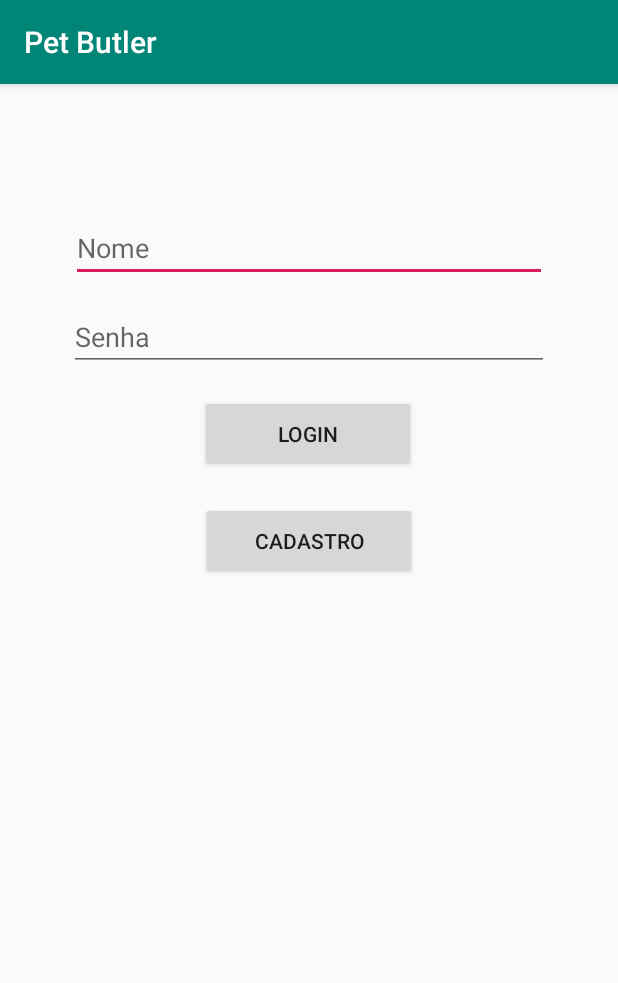
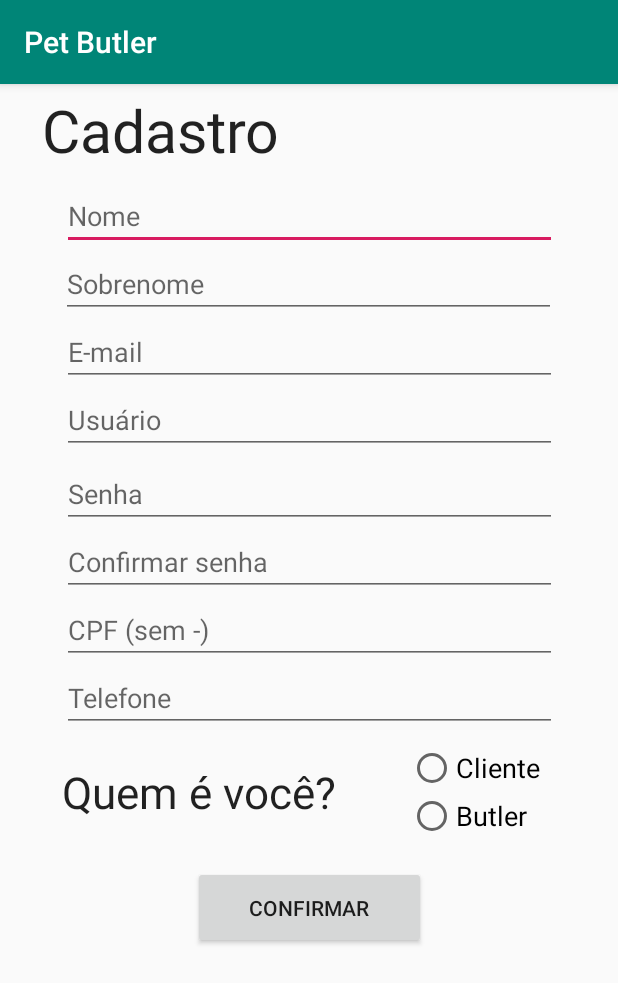
Before and after one commit to lucas-medeiros/PetButler, an Android app: the screen it shows after launch (MainActivity before the commit, CadastroActivity after it), after a tap on "CADASTRO", on a phone screen of 412 x 824 dp. Shown: the top 983 px of the screen. Run offline under Robolectric (Android 15) with nearby library versions, the phone set to English and light mode, and no system bars.

Commit message:
Tela de cadastro Interface Comparar se os campos obrigatórios estão vazios Comparar se senha != confirmar senha

```diff
--- a/app/src/main/AndroidManifest.xml
+++ b/app/src/main/AndroidManifest.xml
@@ -9,6 +9,7 @@
         android:roundIcon="@mipmap/ic_launcher_round"
         android:supportsRtl="true"
         android:theme="@style/AppTheme">
+        <activity android:name=".CadastroActivity"></activity>
         <activity android:name=".MainActivity">
             <intent-filter>
                 <action android:name="android.intent.action.MAIN" />
--- /dev/null
+++ b/app/src/main/java/com/example/petbutler/CadastroActivity.java
@@ -0,0 +1,60 @@
+package com.example.petbutler;
+
+import android.content.Context;
+import android.support.v7.app.AppCompatActivity;
+import android.os.Bundle;
+import android.view.View;
+import android.widget.Button;
+import android.widget.EditText;
+import android.widget.RadioButton;
+import android.widget.RadioGroup;
+import android.widget.TextView;
+import android.widget.Toast;
+
+public class CadastroActivity extends AppCompatActivity {
+
+    @Override
+    protected void onCreate(Bundle savedInstanceState) {
+        super.onCreate(savedInstanceState);
+        setContentView(R.layout.activity_cadastro);
+
+        final EditText etNome = (EditText) findViewById(R.id.et_nome);
+        final EditText etSobrenome = (EditText) findViewById(R.id.et_sobrenome);
+        final EditText etEmail = (EditText) findViewById(R.id.et_email);
+        final EditText etUsuario = (EditText) findViewById(R.id.et_usuario);
+        final EditText etSenha = (EditText) findViewById(R.id.et_senha);
+        final EditText etConfirmaSenha = (EditText) findViewById(R.id.et_confirmasenha);
+        final EditText etCPF = (EditText) findViewById(R.id.et_CPF);
+        final EditText etTelefone = (EditText) findViewById(R.id.et_telefone);
+        final Button bConfirmar = (Button) findViewById(R.id.button_Confirmar);
+        final TextView tvCadastro = (TextView) findViewById(R.id.textView_cadastro);
+        final TextView tvWho = (TextView) findViewById(R.id.tv_who);
+        final RadioGroup radioGroup = (RadioGroup) findViewById(R.id.radioGroup);
+        final RadioButton radioButton_Cliente = (RadioButton) findViewById(R.id.radioButton_Cliente);
+        final RadioButton radioButton_Butler = (RadioButton) findViewById(R.id.radioButton_Butler);
+
+
+
+        bConfirmar.setOnClickListener(new View.OnClickListener() {
+            @Override
+            public void onClick(View view) {
+                    if(etSenha.getText().toString().compareTo(etConfirmaSenha.getText().toString()) == 0){
+
+                        if(etNome.getText().toString().isEmpty() || etSenha.getText().toString().isEmpty() || etEmail.getText().toString().isEmpty() || etUsuario.getText().toString().isEmpty() ||
+                            etCPF.getText().toString().isEmpty() || etSobrenome.getText().toString().isEmpty()){
+
+                            final Toast toastCampoBranco = Toast.makeText(getApplicationContext(), "Campo obrigatório não preenchido", Toast.LENGTH_SHORT);
+
+                        } else{
+                            //SALVAR NO BD
+                        }
+
+                    } else {
+
+                        final Toast toastSenhaDiferente = Toast.makeText(getApplicationContext(), "Campo de confiramr senha diferente da senha original", Toast.LENGTH_SHORT);
+                        toastSenhaDiferente.show();
+                    }
+            }
+        });
+    }
+}
--- a/app/src/main/java/com/example/petbutler/MainActivity.java
+++ b/app/src/main/java/com/example/petbutler/MainActivity.java
@@ -102,8 +102,10 @@ public class MainActivity extends AppCompatActivity {
                 int duration = Toast.LENGTH_SHORT;
                 Context context = getApplicationContext();
                 final Toast toastCadastro = Toast.makeText(context, "Cadastro", duration);
+                toastCadastro.show();
 
-                toastCadastro.show();
+                Intent cadastroIntent = new Intent(MainActivity.this, CadastroActivity.class);
+                startActivity(cadastroIntent);
             }
         });
 
--- /dev/null
+++ b/app/src/main/res/layout/activity_cadastro.xml
@@ -0,0 +1,168 @@
+<?xml version="1.0" encoding="utf-8"?>
+<android.support.constraint.ConstraintLayout xmlns:android="http://schemas.android.com/apk/res/android"
+    xmlns:app="http://schemas.android.com/apk/res-auto"
+    xmlns:tools="http://schemas.android.com/tools"
+    android:layout_width="match_parent"
+    android:layout_height="match_parent"
+    tools:context=".CadastroActivity">
+
+    <Button
+        android:id="@+id/button_Confirmar"
+        android:layout_width="155dp"
+        android:layout_height="55dp"
+        android:layout_marginTop="12dp"
+        android:text="CONFIRMAR"
+        app:layout_constraintEnd_toEndOf="parent"
+        app:layout_constraintStart_toStartOf="parent"
+        app:layout_constraintTop_toBottomOf="@+id/radioGroup" />
+
+    <EditText
+        android:id="@+id/et_nome"
+        android:layout_width="330dp"
+        android:layout_height="45dp"
+        android:layout_marginTop="8dp"
+        android:ems="10"
+        android:hint="Nome"
+        android:inputType="textPersonName"
+        app:layout_constraintEnd_toEndOf="parent"
+        app:layout_constraintHorizontal_bias="0.506"
+        app:layout_constraintStart_toStartOf="parent"
+        app:layout_constraintTop_toBottomOf="@+id/textView_cadastro" />
+
+    <EditText
+        android:id="@+id/et_sobrenome"
+        android:layout_width="330dp"
+        android:layout_height="45dp"
+        android:ems="10"
+        android:hint="Sobrenome"
+        android:inputType="textPersonName"
+        app:layout_constraintEnd_toEndOf="parent"
+        app:layout_constraintHorizontal_bias="0.493"
+        app:layout_constraintStart_toStartOf="parent"
+        app:layout_constraintTop_toBottomOf="@+id/et_nome" />
+
+    <EditText
+        android:id="@+id/et_CPF"
+        android:layout_width="330dp"
+        android:layout_height="45dp"
+        android:ems="10"
+        android:hint="CPF (sem -)"
+        android:inputType="textPersonName"
+        app:layout_constraintEnd_toEndOf="parent"
+        app:layout_constraintHorizontal_bias="0.506"
+        app:layout_constraintStart_toStartOf="parent"
+        app:layout_constraintTop_toBottomOf="@+id/et_confirmasenha" />
+
+    <EditText
+        android:id="@+id/et_telefone"
+        android:layout_width="330dp"
+        android:layout_height="45dp"
+        android:ems="10"
+        android:hint="Telefone"
+        android:inputType="textPersonName"
+        app:layout_constraintEnd_toEndOf="parent"
+        app:layout_constraintHorizontal_bias="0.506"
+        app:layout_constraintStart_toStartOf="parent"
+        app:layout_constraintTop_toBottomOf="@+id/et_CPF" />
+
+    <EditText
+        android:id="@+id/et_usuario"
+        android:layout_width="330dp"
+        android:layout_height="wrap_content"
+        android:ems="10"
+        android:hint="Usuário"
+        android:inputType="textPersonName"
+        app:layout_constraintEnd_toEndOf="parent"
+        app:layout_constraintHorizontal_bias="0.506"
+        app:layout_constraintStart_toStartOf="parent"
+        app:layout_constraintTop_toBottomOf="@+id/et_email" />
+
+    <EditText
+        android:id="@+id/et_senha"
+        android:layout_width="330dp"
+        android:layout_height="45dp"
+        android:layout_marginTop="4dp"
+        android:ems="10"
+        android:hint="Senha"
+        android:inputType="textPersonName"
+        app:layout_constraintEnd_toEndOf="parent"
+        app:layout_constraintHorizontal_bias="0.506"
+        app:layout_constraintStart_toStartOf="parent"
+        app:layout_constraintTop_toBottomOf="@+id/et_usuario" />
+
+    <EditText
+        android:id="@+id/et_confirmasenha"
+        android:layout_width="330dp"
+        android:layout_height="45dp"
+        android:ems="10"
+        android:hint="Confirmar senha"
+        android:inputType="textPersonName"
+        app:layout_constraintEnd_toEndOf="parent"
+        app:layout_constraintHorizontal_bias="0.506"
+        app:layout_constraintStart_toStartOf="parent"
+        app:layout_constraintTop_toBottomOf="@+id/et_senha" />
+
+    <EditText
+        android:id="@+id/et_email"
+        android:layout_width="330dp"
+        android:layout_height="45dp"
+        android:ems="10"
+        android:hint="E-mail"
+        android:inputType="textEmailAddress"
+        app:layout_constraintEnd_toEndOf="parent"
+        app:layout_constraintHorizontal_bias="0.506"
+        app:layout_constraintStart_toStartOf="parent"
+        app:layout_constraintTop_toBottomOf="@+id/et_sobrenome" />
+
+    <RadioGroup
+        android:id="@+id/radioGroup"
+        android:layout_width="100dp"
+        android:layout_height="69dp"
+        android:layout_marginTop="8dp"
+        android:layout_marginEnd="40dp"
+        android:layout_marginRight="40dp"
+        app:layout_constraintEnd_toEndOf="parent"
+        app:layout_constraintTop_toBottomOf="@+id/et_telefone">
+
+        <RadioButton
+            android:id="@+id/radioButton_Cliente"
+            android:layout_width="match_parent"
+            android:layout_height="wrap_content"
+            android:text="Cliente"
+            android:textAppearance="@style/TextAppearance.AppCompat.Medium" />
+
+        <RadioButton
+            android:id="@+id/radioButton_Butler"
+            android:layout_width="match_parent"
+            android:layout_height="wrap_content"
+            android:text="Butler"
+            android:textAppearance="@style/TextAppearance.AppCompat.Medium" />
+    </RadioGroup>
+
+    <TextView
+        android:id="@+id/textView_cadastro"
+        android:layout_width="202dp"
+        android:layout_height="53dp"
+        android:layout_marginStart="28dp"
+        android:layout_marginLeft="28dp"
+        android:layout_marginTop="4dp"
+        android:text="Cadastro"
+        android:textAppearance="@style/TextAppearance.AppCompat.Large"
+        app:autoSizeTextType="uniform"
+        app:layout_constraintStart_toStartOf="parent"
+        app:layout_constraintTop_toTopOf="parent" />
+
+    <TextView
+        android:id="@+id/tv_who"
+        android:layout_width="187dp"
+        android:layout_height="39dp"
+        android:layout_marginTop="20dp"
+        android:text="Quem é você?"
+        android:textAppearance="@style/TextAppearance.AppCompat.Large"
+        app:autoSizeTextType="uniform"
+        app:layout_constraintEnd_toStartOf="@+id/radioGroup"
+        app:layout_constraintHorizontal_bias="0.488"
+        app:layout_constraintStart_toStartOf="parent"
+        app:layout_constraintTop_toBottomOf="@+id/et_telefone" />
+
+</android.support.constraint.ConstraintLayout>
```
